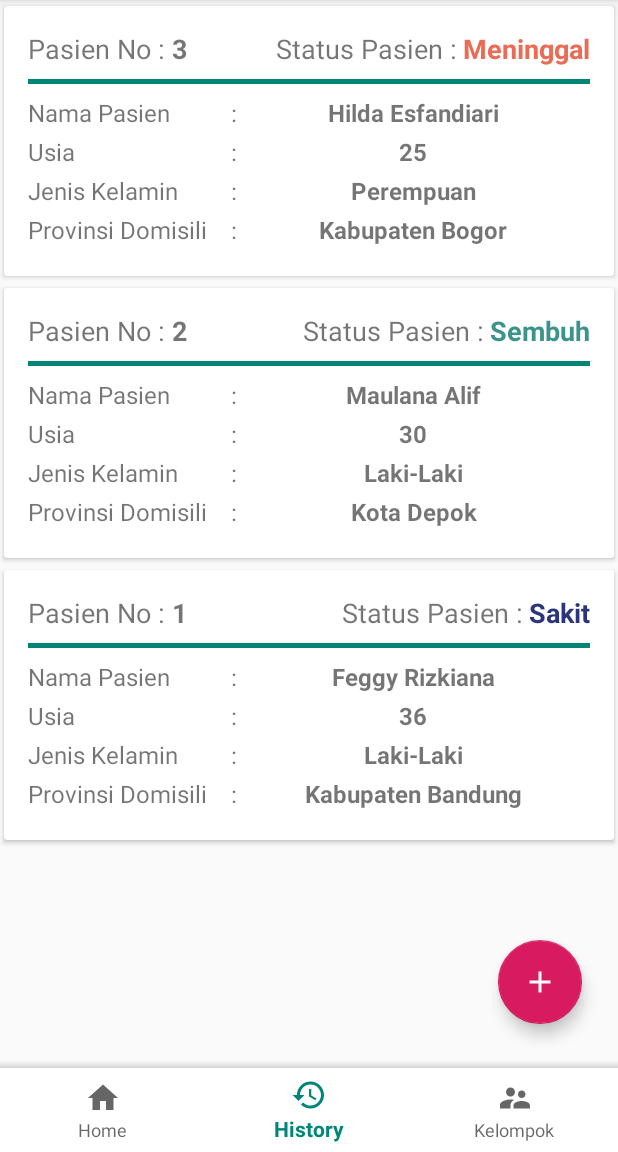
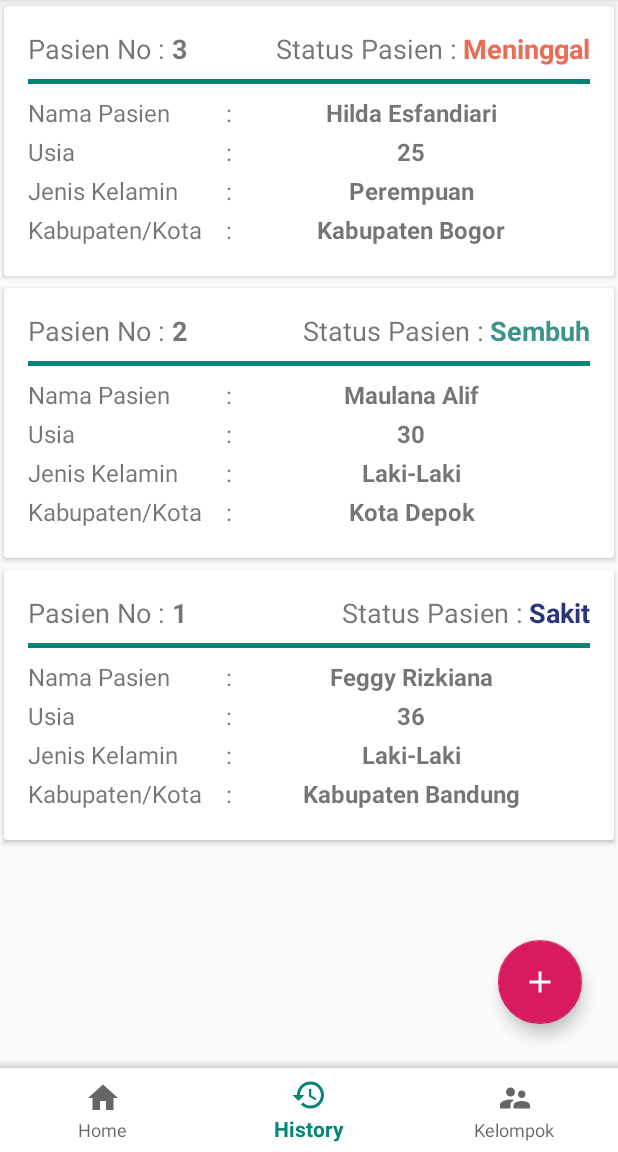
Before and after one commit to rijamyazid/android-app-covid19-management, an Android app: the HistoryFragment screen opened through its navigation route, on a phone screen of 412 x 824 dp, the part 84-1236 px from its top. Run offline under Robolectric (Android 15) with nearby library versions, the phone set to English and light mode, and no system bars; our stand-ins replace Room's generated code, navigation-ui; libraries missing offline, so code that uses them is left out: com.anychart, com.anychart.chart, com.anychart.charts, com.github.mikephil.charting; 25 statements that could not run were skipped.

Commit message:
Diperbaharui : Perbaikan Provinsi -> Kabupaten/Kota

```diff
--- a/app/src/main/res/layout/activity_pasien.xml
+++ b/app/src/main/res/layout/activity_pasien.xml
@@ -74,7 +74,7 @@
                 android:layout_marginTop="@dimen/gapMedium"
                 android:layout_width="wrap_content"
                 android:layout_height="wrap_content"
-                android:text="Provinsi Domisili" />
+                android:text="Kabupaten/Kota" />
 
             <Spinner
                 android:id="@+id/spinner_provinsi_add"
--- a/app/src/main/res/layout/rv_item.xml
+++ b/app/src/main/res/layout/rv_item.xml
@@ -111,13 +111,16 @@
             <TableRow
                 android:layout_marginBottom="@dimen/gapExtraSmall">
                 <TextView
-                    android:text="Provinsi Domisili"
+                    android:text="Kabupaten/Kota"
                     android:textSize="16sp"/>
                 <TextView
+                    android:layout_height="match_parent"
+                    android:gravity="center"
                     android:text="@string/char_colon"
                     android:paddingStart="@dimen/gapMedium"
                     android:textSize="16sp"/>
                 <TextView
+                    android:layout_height="match_parent"
                     android:id="@+id/tv_item_provinsi"
                     tools:text="Jakarta"
                     android:textStyle="bold"
```
